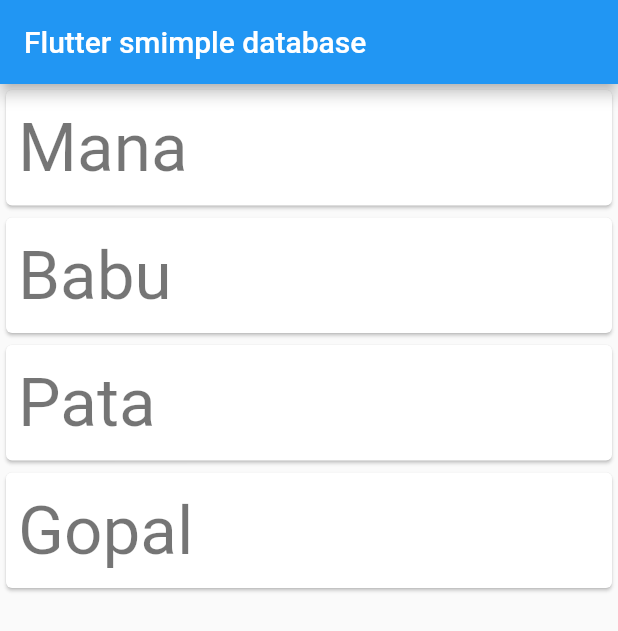
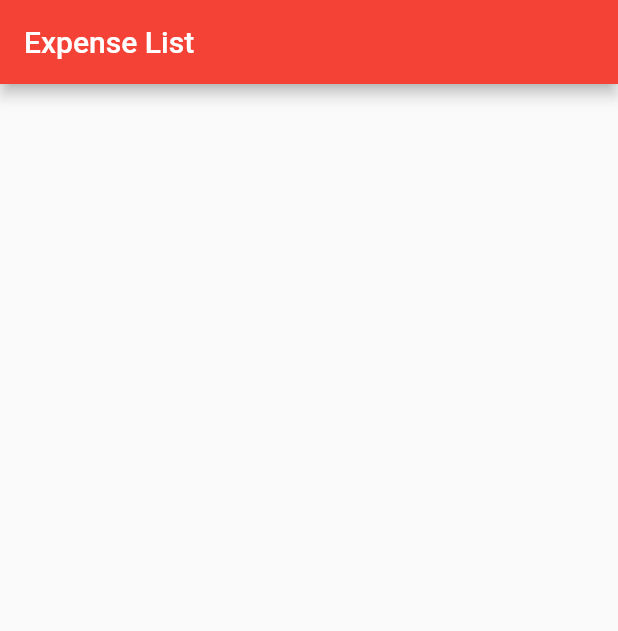
Before and after one commit to sanjibsinha/flutter_data_and_backend, a Flutter app: the screen it shows after launch, on a phone screen of 412 x 824 dp. Shown: the top 631 px of the screen. Run offline on Flutter 3.47's test engine with Material 2 defaults, Android fonts, the phone set to English and light mode, and no system bars; our stand-ins replace sqflite; accounts and stored records are empty.

Commit message:
not working

```diff
--- a/lib/main.dart
+++ b/lib/main.dart
@@ -2,5 +2,5 @@ import 'package:flutter/material.dart';
 import 'view/my_app.dart';
 
 void main() {
-  runApp(const MyApp());
+  runApp(const ExpenseApp());
 }
--- a/lib/model/user.dart
+++ b/lib/model/user.dart
@@ -18,10 +18,3 @@ class User {
     };
   }
 }
-
-List<User> users = [
-  User(name: "Mana"),
-  User(name: "Babu"),
-  User(name: "Pata"),
-  User(name: "Gopal"),
-];
--- /dev/null
+++ b/lib/view/expense_first_page.dart
@@ -0,0 +1,127 @@
+import 'package:flutter/material.dart';
+import 'package:flutter_data_and_backend/model/database_handler.dart';
+import 'package:flutter_data_and_backend/model/user.dart';
+
+class UserFirstPage extends StatefulWidget {
+  const UserFirstPage({Key? key}) : super(key: key);
+
+  @override
+  _UserFirstPageState createState() => _UserFirstPageState();
+}
+
+class _UserFirstPageState extends State<UserFirstPage> {
+  final List<User> usersList = [];
+  final nameController = TextEditingController();
+  late DatabaseHandler handler;
+
+  void addName(String name) {
+    final user = User(
+      name: name,
+    );
+    setState(() {
+      usersList.add(user);
+      usersList;
+    });
+  }
+
+  @override
+  void initState() {
+    Future<int> addUsers() async {
+      return await handler.insertUser(usersList.toList());
+    }
+
+    super.initState();
+    handler = DatabaseHandler();
+    handler.initializeDB().whenComplete(() async {
+      await addUsers();
+      setState(() {});
+    });
+  }
+
+  @override
+  Widget build(BuildContext context) {
+    return FutureBuilder(
+      future: handler.retrieveUsers(),
+      builder: (BuildContext context, AsyncSnapshot<List<User>> snapshot) {
+        if (snapshot.hasData) {
+          return ListView.builder(
+            itemCount: snapshot.data?.length,
+            itemBuilder: (BuildContext context, int index) {
+              return Card(
+                child: ListTile(
+                  key: ValueKey<int>(snapshot.data![index].id!),
+                  contentPadding: const EdgeInsets.all(8.0),
+                  title: Text(
+                    snapshot.data![index].name,
+                    style: Theme.of(context).textTheme.headline3,
+                  ),
+                ),
+              );
+            },
+          );
+        } else {
+          return const Center(child: CircularProgressIndicator());
+        }
+      },
+    );
+  }
+}
+
+/**
+ * FutureBuilder(
+      future: handler.retrieveUsers(),
+      builder: (BuildContext context, AsyncSnapshot<List<User>> snapshot) {
+        if (snapshot.hasData) {
+          return ListView.builder(
+            itemCount: snapshot.data?.length,
+            itemBuilder: (BuildContext context, int index) {
+              return Card(
+                child: ListTile(
+                  key: ValueKey<int>(snapshot.data![index].id!),
+                  contentPadding: const EdgeInsets.all(8.0),
+                  title: Text(
+                    snapshot.data![index].name,
+                    style: Theme.of(context).textTheme.headline3,
+                  ),
+                ),
+              );
+            },
+          );
+        } else {
+          return const Center(child: CircularProgressIndicator());
+        }
+      },
+    );
+ */
+
+/**
+ * Column(
+      children: [
+        TextField(
+          decoration: const InputDecoration(
+            border: OutlineInputBorder(),
+            labelText: 'NAME',
+            suffixStyle: TextStyle(
+              fontSize: 50,
+              fontWeight: FontWeight.bold,
+            ),
+          ),
+          controller: nameController,
+        ),
+        TextButton(
+          onPressed: () {
+            addName(
+              nameController.text,
+            );
+          },
+          child: const Text(
+            'SUBMIT',
+            style: TextStyle(
+              fontSize: 25,
+              fontWeight: FontWeight.bold,
+            ),
+          ),
+        ),
+      ],
+    );
+ */
--- a/lib/view/my_app.dart
+++ b/lib/view/my_app.dart
@@ -1,84 +1,33 @@
 import 'package:flutter/material.dart';
-import '/model/database_handler.dart';
-import '/model/user.dart';
+import 'expense_first_page.dart';
 
-/// adding first branch
-class MyApp extends StatelessWidget {
-  const MyApp({Key? key}) : super(key: key);
+class ExpenseApp extends StatelessWidget {
+  const ExpenseApp({Key? key}) : super(key: key);
 
   // This widget is the root of your application.
   @override
   Widget build(BuildContext context) {
     return MaterialApp(
-      title: 'Flutter smimple database',
+      title: 'Flutter Demo',
+      debugShowCheckedModeBanner: false,
       theme: ThemeData(
-        primarySwatch: Colors.blue,
+        primarySwatch: Colors.red,
       ),
-      home: const MyHomePage(title: 'Flutter smimple database'),
+      home: const ExpensePage(),
     );
   }
 }
 
-class MyHomePage extends StatefulWidget {
-  const MyHomePage({Key? key, required this.title}) : super(key: key);
-
-  final String title;
-
-  @override
-  State<MyHomePage> createState() => _MyHomePageState();
-}
-
-class _MyHomePageState extends State<MyHomePage> {
-  late DatabaseHandler handler;
-
-  @override
-  void initState() {
-    Future<int> addUsers() async {
-      return await handler.insertUser(users);
-    }
-
-    super.initState();
-    handler = DatabaseHandler();
-    handler.initializeDB().whenComplete(() async {
-      await addUsers();
-      setState(() {});
-    });
-  }
+class ExpensePage extends StatelessWidget {
+  const ExpensePage({Key? key}) : super(key: key);
 
   @override
   Widget build(BuildContext context) {
     return Scaffold(
       appBar: AppBar(
-        title: Text(widget.title),
+        title: const Text('Expense List'),
       ),
-      body: FutureBuilder(
-        future: handler.retrieveUsers(),
-        builder: (BuildContext context, AsyncSnapshot<List<User>> snapshot) {
-          if (snapshot.hasData) {
-            return ListView.builder(
-              itemCount: snapshot.data?.length,
-              itemBuilder: (BuildContext context, int index) {
-                return Card(
-                  child: Column(
-                    children: [
-                      ListTile(
-                        key: ValueKey<int>(snapshot.data![index].id!),
-                        contentPadding: const EdgeInsets.all(8.0),
-                        title: Text(
-                          snapshot.data![index].name,
-                          style: Theme.of(context).textTheme.headline3,
-                        ),
-                      ),
-                    ],
-                  ),
-                );
-              },
-            );
-          } else {
-            return const Center(child: CircularProgressIndicator());
-          }
-        },
-      ),
+      body: const UserFirstPage(),
     );
   }
 }
```
Also changed, not shown: lib/controllers/display_task_and_date.dart (added, +30 -0 lines), lib/model/database_handler.dart (+4 -4 lines), pubspec.yaml (+1 -6 lines), pubspec.lock, 1 other file.
